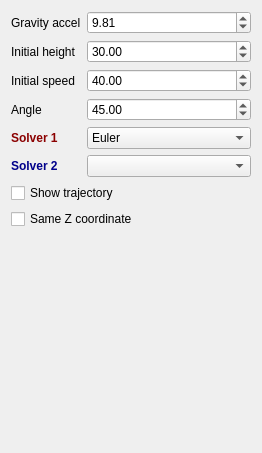
AdriaL-FIB/Physics-Simulator, file forms/widgetprojectiles.ui: the form before one commit.
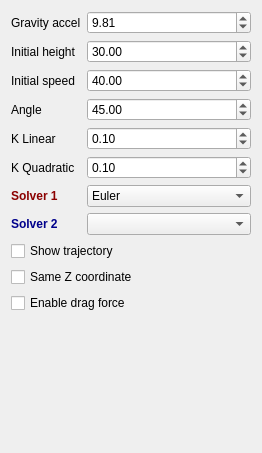
The form after the commit.

Commit message: Test wind force + drag projectiles

Diff of the .ui file:
```diff
--- a/forms/widgetprojectiles.ui
+++ b/forms/widgetprojectiles.ui
@@ -48,6 +48,23 @@
      </property>
     </widget>
    </item>
+   <item row="2" column="0">
+    <widget class="QLabel" name="label_4">
+     <property name="text">
+      <string>Initial speed</string>
+     </property>
+    </widget>
+   </item>
+   <item row="2" column="1">
+    <widget class="QDoubleSpinBox" name="speed">
+     <property name="maximum">
+      <double>50.000000000000000</double>
+     </property>
+     <property name="value">
+      <double>40.000000000000000</double>
+     </property>
+    </widget>
+   </item>
    <item row="3" column="0">
     <widget class="QLabel" name="label_3">
      <property name="text">
@@ -68,38 +85,59 @@
      </property>
     </widget>
    </item>
-   <item row="2" column="0">
-    <widget class="QLabel" name="label_4">
-     <property name="text">
-      <string>Initial speed</string>
-     </property>
-    </widget>
-   </item>
-   <item row="2" column="1">
-    <widget class="QDoubleSpinBox" name="speed">
-     <property name="maximum">
-      <double>50.000000000000000</double>
-     </property>
-     <property name="value">
-      <double>40.000000000000000</double>
-     </property>
-    </widget>
-   </item>
-   <item row="7" column="0" colspan="2">
-    <widget class="QCheckBox" name="sameZ">
-     <property name="text">
-      <string>Same Z coordinate</string>
-     </property>
-    </widget>
-   </item>
-   <item row="6" column="0" colspan="2">
-    <widget class="QCheckBox" name="trajectory">
-     <property name="text">
-      <string>Show trajectory</string>
-     </property>
-    </widget>
-   </item>
    <item row="4" column="0">
+    <widget class="QLabel" name="label_7">
+     <property name="text">
+      <string>K Linear</string>
+     </property>
+    </widget>
+   </item>
+   <item row="4" column="1">
+    <widget class="QDoubleSpinBox" name="kLinear">
+     <property name="minimum">
+      <double>0.000000000000000</double>
+     </property>
+     <property name="maximum">
+      <double>2.000000000000000</double>
+     </property>
+     <property name="singleStep">
+      <double>0.200000000000000</double>
+     </property>
+     <property name="stepType">
+      <enum>QAbstractSpinBox::AdaptiveDecimalStepType</enum>
+     </property>
+     <property name="value">
+      <double>0.100000000000000</double>
+     </property>
+    </widget>
+   </item>
+   <item row="5" column="0">
+    <widget class="QLabel" name="label_8">
+     <property name="text">
+      <string>K Quadratic</string>
+     </property>
+    </widget>
+   </item>
+   <item row="5" column="1">
+    <widget class="QDoubleSpinBox" name="kQuadratic">
+     <property name="minimum">
+      <double>0.000000000000000</double>
+     </property>
+     <property name="maximum">
+      <double>1.000000000000000</double>
+     </property>
+     <property name="singleStep">
+      <double>0.200000000000000</double>
+     </property>
+     <property name="stepType">
+      <enum>QAbstractSpinBox::AdaptiveDecimalStepType</enum>
+     </property>
+     <property name="value">
+      <double>0.100000000000000</double>
+     </property>
+    </widget>
+   </item>
+   <item row="6" column="0">
     <widget class="QLabel" name="label_5">
      <property name="styleSheet">
       <string notr="true">font-weight:bold;color:darkred</string>
@@ -109,17 +147,7 @@
      </property>
     </widget>
    </item>
-   <item row="5" column="0">
-    <widget class="QLabel" name="label_6">
-     <property name="styleSheet">
-      <string notr="true">font-weight:bold;color:darkblue</string>
-     </property>
-     <property name="text">
-      <string>Solver 2</string>
-     </property>
-    </widget>
-   </item>
-   <item row="4" column="1">
+   <item row="6" column="1">
     <widget class="QComboBox" name="solver1">
      <item>
       <property name="text">
@@ -143,9 +171,40 @@
      </item>
     </widget>
    </item>
-   <item row="5" column="1">
+   <item row="7" column="0">
+    <widget class="QLabel" name="label_6">
+     <property name="styleSheet">
+      <string notr="true">font-weight:bold;color:darkblue</string>
+     </property>
+     <property name="text">
+      <string>Solver 2</string>
+     </property>
+    </widget>
+   </item>
+   <item row="7" column="1">
     <widget class="QComboBox" name="solver2"/>
    </item>
+   <item row="8" column="0" colspan="2">
+    <widget class="QCheckBox" name="trajectory">
+     <property name="text">
+      <string>Show trajectory</string>
+     </property>
+    </widget>
+   </item>
+   <item row="9" column="0" colspan="2">
+    <widget class="QCheckBox" name="sameZ">
+     <property name="text">
+      <string>Same Z coordinate</string>
+     </property>
+    </widget>
+   </item>
+   <item row="10" column="0" colspan="2">
+    <widget class="QCheckBox" name="dragForce">
+     <property name="text">
+      <string>Enable drag force</string>
+     </property>
+    </widget>
+   </item>
   </layout>
  </widget>
  <resources/>
```
The commit also changes 14 other files.
